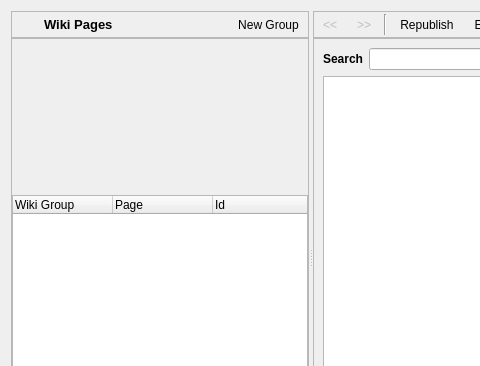
Old version of the form retroshare-gui/src/gui/WikiPoos/WikiDialog.ui in the repository RetroShare/RetroShare; both pictures show x 0 to 480 and y 0 to 366 of the 764 by 514 pixel window.
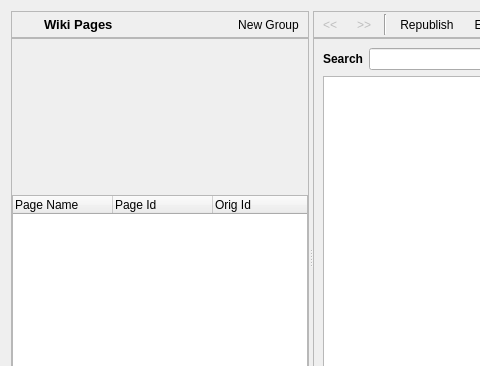
New version of the form. Icons and pictures are not drawn. Custom widgets are drawn as their Qt base class.

Commit message: Fixed a number of Wiki GUI bugs.  - clear GxsIdChooser - so they don't accumulate.  - Enable / Disable the New Page / Republish buttons.  - Allow No Signatures for New Page / Republished pages.  - clear Parent and Thread Id for new Page Submission.

What changed in the file:
```diff
--- a/retroshare-gui/src/gui/WikiPoos/WikiDialog.ui
+++ b/retroshare-gui/src/gui/WikiPoos/WikiDialog.ui
@@ -127,17 +127,17 @@
             <widget class="QTreeWidget" name="treeWidget_Pages">
              <column>
               <property name="text">
-               <string>Wiki Group</string>
+               <string>Page Name</string>
               </property>
              </column>
              <column>
               <property name="text">
-               <string>Page</string>
+               <string>Page Id</string>
               </property>
              </column>
              <column>
               <property name="text">
-               <string>Id</string>
+               <string>Orig Id</string>
               </property>
              </column>
             </widget>
```
The commit also changes 3 other files.
